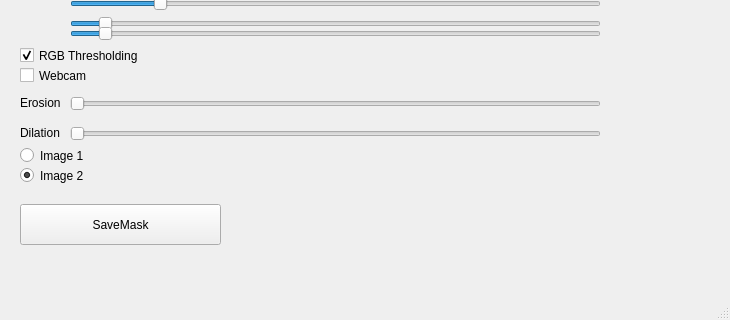
Above: mainwindow.ui from Classic-Daniel/CalibrationBallDetection before the change; both pictures show x 0 to 730 and y 263 to 583 of the 730 by 583 pixel window. Below: the same form after it.
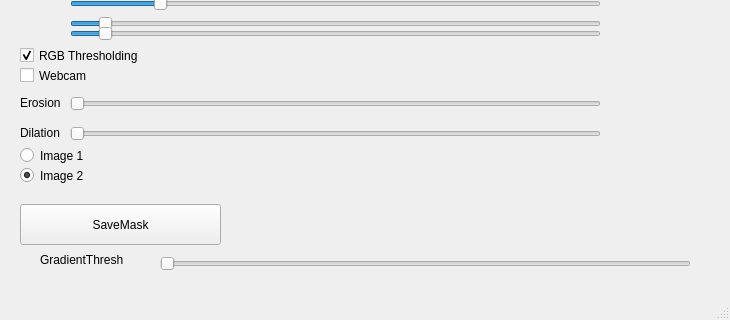
That is the form after the change. Custom widgets are drawn as their Qt base class.

```diff
--- a/mainwindow.ui
+++ b/mainwindow.ui
@@ -630,6 +630,41 @@
      <bool>false</bool>
     </property>
    </widget>
+   <widget class="QSlider" name="gradientThreshSlider">
+    <property name="geometry">
+     <rect>
+      <x>160</x>
+      <y>500</y>
+      <width>531</width>
+      <height>20</height>
+     </rect>
+    </property>
+    <property name="maximum">
+     <number>255</number>
+    </property>
+    <property name="singleStep">
+     <number>1</number>
+    </property>
+    <property name="value">
+     <number>0</number>
+    </property>
+    <property name="orientation">
+     <enum>Qt::Horizontal</enum>
+    </property>
+   </widget>
+   <widget class="QLabel" name="label_9">
+    <property name="geometry">
+     <rect>
+      <x>40</x>
+      <y>490</y>
+      <width>111</width>
+      <height>31</height>
+     </rect>
+    </property>
+    <property name="text">
+     <string>GradientThresh</string>
+    </property>
+   </widget>
   </widget>
   <widget class="QMenuBar" name="menuBar">
    <property name="geometry">
```
